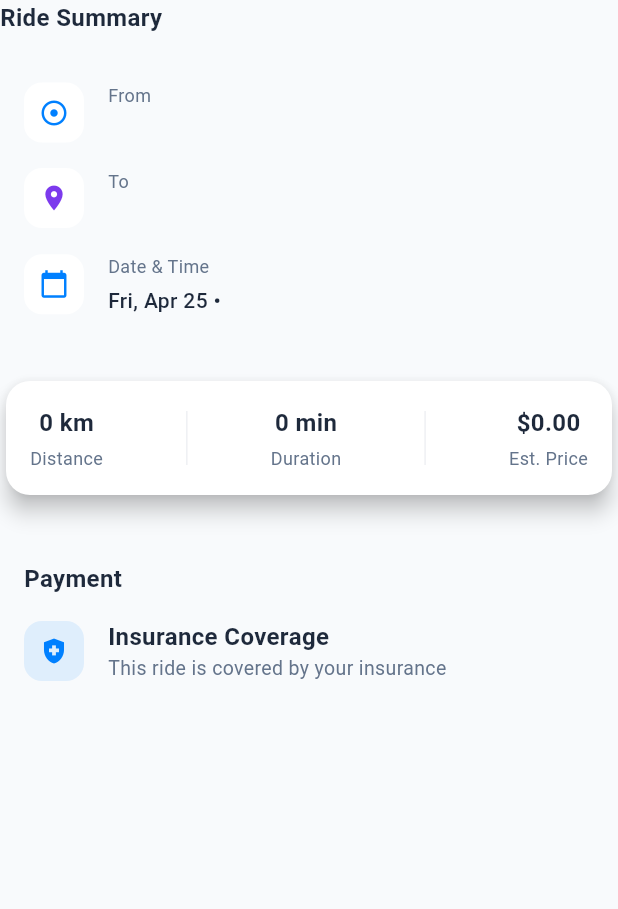
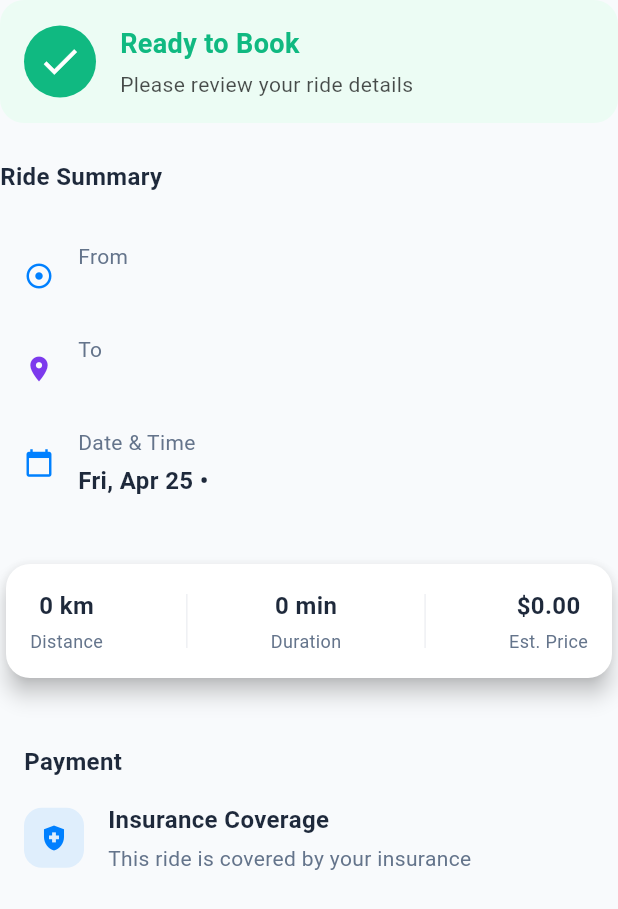
Before and after one commit to Jossyboydgenius/Healthride, a Flutter app: the ConfirmationStep widget shown alone on an empty page, opened directly with empty values, on a phone screen of 412 x 824 dp. Shown: the top 909 px of the screen. Run offline on Flutter 3.47's test engine with Material 3 defaults, Android fonts, the phone set to English and light mode, and no system bars; our stand-ins replace google_maps_flutter, image_picker, location; accounts and stored records are empty; Roboto replaces fonts that are missing (SF Pro Display); project files that could hold a hidden picture were left out.

Commit message:
Add 'Ready to Book' container in ConfirmationStep for improved user guidance, update text styles for consistency, and refactor layout for better readability.

```diff
--- a/lib/src/widgets/home/booking_steps/confirmation_step.dart
+++ b/lib/src/widgets/home/booking_steps/confirmation_step.dart
@@ -41,6 +41,59 @@ class ConfirmationStep extends StatelessWidget {
     return Column(
       crossAxisAlignment: CrossAxisAlignment.start,
       children: [
+        // Ready to Book container
+        Container(
+          width: double.infinity,
+          decoration: BoxDecoration(
+            color: const Color(0xFFECFCF4),
+            borderRadius: BorderRadius.circular(16),
+          ),
+          padding: const EdgeInsets.all(16),
+          child: Row(
+            children: [
+              Container(
+                width: 48,
+                height: 48,
+                decoration: const BoxDecoration(
+                  color: Color(0xFF10B981),
+                  shape: BoxShape.circle,
+                ),
+                child: const Icon(
+                  Icons.check,
+                  color: Colors.white,
+                  size: 30,
+                ),
+              ),
+              const SizedBox(width: 16),
+              Expanded(
+                child: Column(
+                  crossAxisAlignment: CrossAxisAlignment.start,
+                  children: [
+                    const Text(
+                      'Ready to Book',
+                      style: TextStyle(
+                        fontSize: 18,
+                        fontWeight: FontWeight.bold,
+                        color: Color(0xFF10B981),
+                      ),
+                    ),
+                    const SizedBox(height: 4),
+                    Text(
+                      'Please review your ride details',
+                      style: TextStyle(
+                        fontSize: 14,
+                        color: Colors.black87.withOpacity(0.7),
+                      ),
+                    ),
+                  ],
+                ),
+              ),
+            ],
+          ),
+        ),
+
+        const SizedBox(height: 24),
+
         const Text(
           'Ride Summary',
           style: TextStyle(
@@ -207,10 +260,11 @@ class ConfirmationStep extends StatelessWidget {
                             color: AppColor.textDarkBlue,
                           ),
                         ),
+                        SizedBox(height: 4),
                         Text(
                           'This ride is covered by your insurance',
                           style: TextStyle(
-                            fontSize: 13,
+                            fontSize: 14,
                             color: AppColor.textMediumGray,
                           ),
                         ),
@@ -233,20 +287,11 @@ class ConfirmationStep extends StatelessWidget {
     required String address,
   }) {
     return Row(
-      crossAxisAlignment: CrossAxisAlignment.start,
       children: [
-        Container(
-          width: 40,
-          height: 40,
-          decoration: BoxDecoration(
-            color: Colors.white,
-            borderRadius: BorderRadius.circular(12),
-          ),
-          child: Icon(
+        Icon(
           icon,
           color: iconColor,
           size: 20,
-          ),
         ),
         const SizedBox(width: 16),
         Expanded(
@@ -256,7 +301,7 @@ class ConfirmationStep extends StatelessWidget {
               Text(
                 title,
                 style: const TextStyle(
-                  fontSize: 12,
+                  fontSize: 14,
                   color: AppColor.textMediumGray,
                 ),
               ),
@@ -264,8 +309,8 @@ class ConfirmationStep extends StatelessWidget {
               Text(
                 address,
                 style: const TextStyle(
-                  fontSize: 14,
-                  fontWeight: FontWeight.w500,
+                  fontSize: 16,
+                  fontWeight: FontWeight.w600,
                   color: AppColor.textDarkBlue,
                 ),
               ),
@@ -283,18 +328,10 @@ class ConfirmationStep extends StatelessWidget {
   }) {
     return Row(
       children: [
-        Container(
-          width: 40,
-          height: 40,
-          decoration: BoxDecoration(
-            color: Colors.white,
-            borderRadius: BorderRadius.circular(12),
-          ),
-          child: Icon(
+        Icon(
           icon,
           color: AppColor.primaryBlue,
           size: 20,
-          ),
         ),
         const SizedBox(width: 16),
         Expanded(
@@ -304,7 +341,7 @@ class ConfirmationStep extends StatelessWidget {
               Text(
                 title,
                 style: const TextStyle(
-                  fontSize: 12,
+                  fontSize: 14,
                   color: AppColor.textMediumGray,
                 ),
               ),
@@ -312,8 +349,8 @@ class ConfirmationStep extends StatelessWidget {
               Text(
                 info,
                 style: const TextStyle(
-                  fontSize: 14,
-                  fontWeight: FontWeight.w500,
+                  fontSize: 16,
+                  fontWeight: FontWeight.w600,
                   color: AppColor.textDarkBlue,
                 ),
               ),
@@ -325,13 +362,12 @@ class ConfirmationStep extends StatelessWidget {
   }
 
   LatLng _calculateCenter() {
-    if (pickupLocation == null || dropoffLocation == null) {
-      return const LatLng(0, 0);
-    }
-
+    if (pickupLocation != null && dropoffLocation != null) {
       return LatLng(
         (pickupLocation!.latitude + dropoffLocation!.latitude) / 2,
         (pickupLocation!.longitude + dropoffLocation!.longitude) / 2,
       );
     }
+    return pickupLocation ?? dropoffLocation ?? const LatLng(0, 0);
   }
+}
```
Lines whose indentation alone changed are shown as unchanged.
